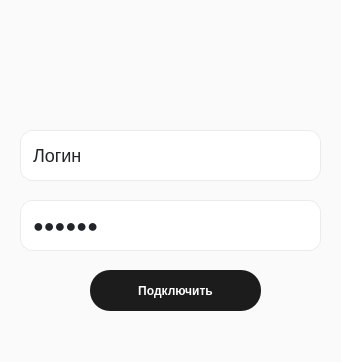
Qt form desing_minimal.ui (sor88/rdpoverssh) before a commit.
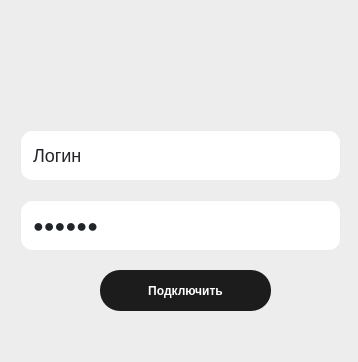
The same form after that commit. Icons and pictures are not drawn.

Commit message: Минималистичный дизайнver1.1

The edit to the form file:
```diff
--- a/desing_minimal.ui
+++ b/desing_minimal.ui
@@ -6,7 +6,7 @@
    <rect>
     <x>0</x>
     <y>0</y>
-    <width>341</width>
+    <width>358</width>
     <height>362</height>
    </rect>
   </property>
@@ -22,7 +22,8 @@
 }
 
 QWidget {
-background-color: #fafafa;
+/* цвета #fafafa; ededed; */
+background-color: #ededed;
 font-family: apple-system,BlinkMacSystemFont,&quot;Segoe UI&quot;,Roboto,&quot;Helvetica Neue&quot;, Arial, sans-serif;
 color: #212529;
 font-weight: bold; 
@@ -38,7 +39,6 @@
 font-size: 18px;
 font-weight: normal;
 background-color: #ffffff;
-box-shadow: 0 0 0 0; 
 border: 1px solid #ebebeb;
 border-radius: 12px;
 /* color: black; */
@@ -54,6 +54,14 @@
 color: white;
 position: relative;
 padding: 5px;
+}
+
+QPushButton:hover{
+background-color: #2e2e2e;
+}
+
+QPushButton:a{
+background-color: white;
 }</string>
   </property>
   <widget class="QWidget" name="centralwidget">
@@ -73,7 +81,7 @@
    <widget class="QPushButton" name="pushButton">
     <property name="geometry">
      <rect>
-      <x>90</x>
+      <x>100</x>
       <y>270</y>
       <width>171</width>
       <height>41</height>
@@ -88,7 +96,7 @@
      <rect>
       <x>20</x>
       <y>200</y>
-      <width>301</width>
+      <width>321</width>
       <height>51</height>
      </rect>
     </property>
@@ -104,7 +112,7 @@
      <rect>
       <x>20</x>
       <y>130</y>
-      <width>301</width>
+      <width>321</width>
       <height>51</height>
      </rect>
     </property>
@@ -115,15 +123,18 @@
    <widget class="QLabel" name="label">
     <property name="geometry">
      <rect>
-      <x>130</x>
-      <y>10</y>
-      <width>81</width>
-      <height>91</height>
+      <x>140</x>
+      <y>20</y>
+      <width>71</width>
+      <height>81</height>
      </rect>
     </property>
     <property name="text">
      <string/>
     </property>
+    <property name="textFormat">
+     <enum>Qt::PlainText</enum>
+    </property>
     <property name="pixmap">
      <pixmap resource="res_1.qrc">:/image/89.png</pixmap>
     </property>
```
Left out of the diff: 5 changed lines with no effect on the pictures. The commit also changes 2 other files.
